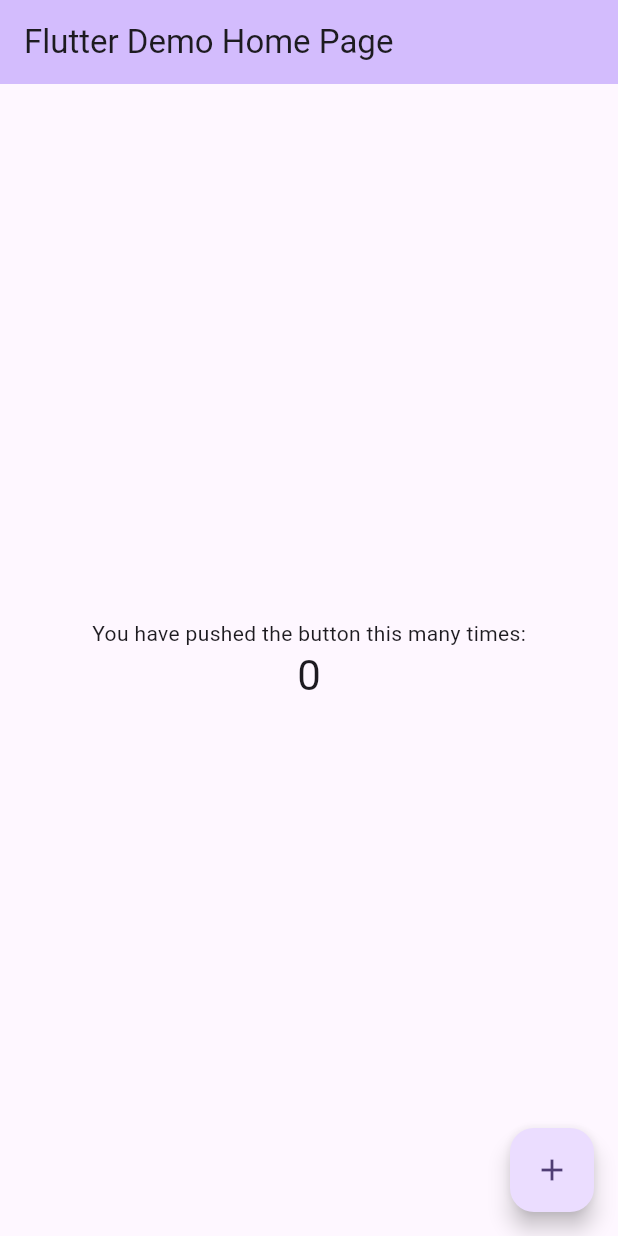
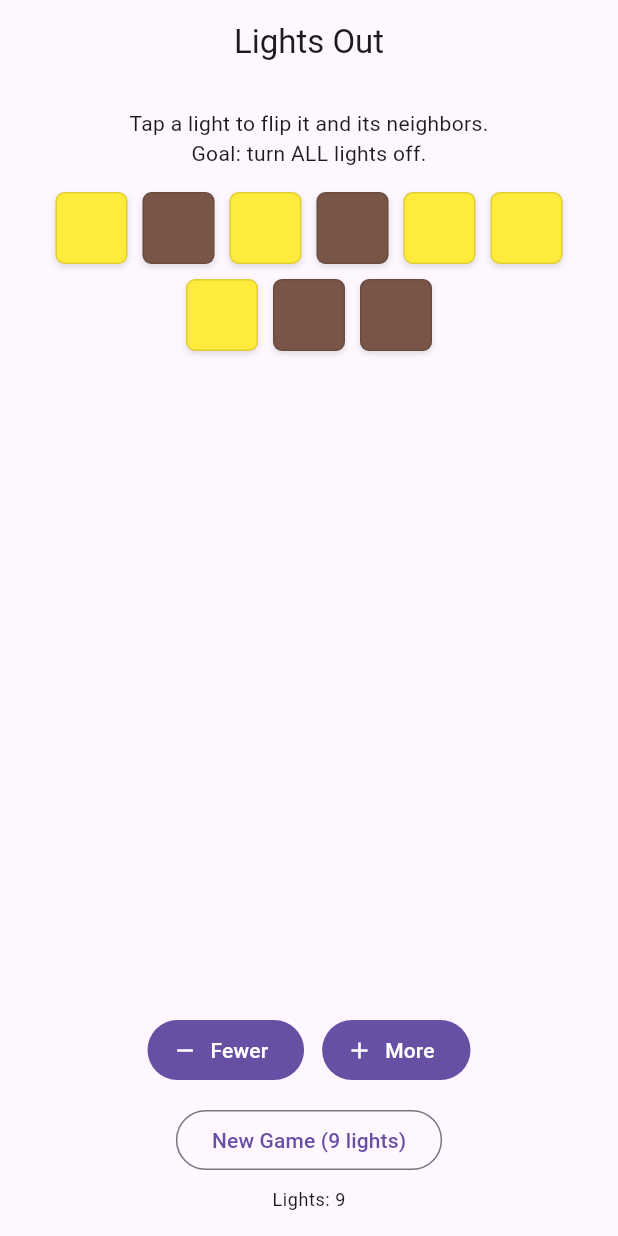
Before and after one commit to emmiamia/emmayue_tac368, a Flutter app: the screen it shows after launch, on a phone screen of 412 x 824 dp. Run offline on Flutter 3.47's test engine with Material 3 defaults, Android fonts, the phone set to English and light mode, and no system bars; our stand-ins replace equatable, flutter_bloc, shared_preferences.

Commit message:
lights out

```diff
--- a/emma_lights_out/lib/main.dart
+++ b/emma_lights_out/lib/main.dart
@@ -1,121 +1,226 @@
+import 'dart:math';
 import 'package:flutter/material.dart';
+import 'package:flutter_bloc/flutter_bloc.dart';
 
 void main() {
-  runApp(const MyApp());
+  runApp(const LightsOutApp());
 }
 
-class MyApp extends StatelessWidget {
-  const MyApp({super.key});
+class LightsOutApp extends StatelessWidget {
+  const LightsOutApp({super.key});
 
-  // This widget is the root of your application.
   @override
   Widget build(BuildContext context) {
     return MaterialApp(
-      title: 'Flutter Demo',
-      theme: ThemeData(
-        // This is the theme of your application.
-        //
-        // TRY THIS: Try running your application with "flutter run". You'll see
-        // the application has a purple toolbar. Then, without quitting the app,
-        // try changing the seedColor in the colorScheme below to Colors.green
-        // and then invoke "hot reload" (save your changes or press the "hot
-        // reload" button in a Flutter-supported IDE, or press "r" if you used
-        // the command line to start the app).
-        //
-        // Notice that the counter didn't reset back to zero; the application
-        // state is not lost during the reload. To reset the state, use hot
-        // restart instead.
-        //
-        // This works for code too, not just values: Most code changes can be
-        // tested with just a hot reload.
-        colorScheme: .fromSeed(seedColor: Colors.deepPurple),
+      title: 'Lights Out',
+      debugShowCheckedModeBanner: false,
+      theme: ThemeData(useMaterial3: true),
+      home: BlocProvider(
+        create: (_) => LightsBloc(),
+        child: const LightsOutPage(),
       ),
-      home: const MyHomePage(title: 'Flutter Demo Home Page'),
     );
   }
 }
 
-class MyHomePage extends StatefulWidget {
-  const MyHomePage({super.key, required this.title});
+class LightsState {
+  final List<bool> lights; // true = ON, false = OFF
 
-  // This widget is the home page of your application. It is stateful, meaning
-  // that it has a State object (defined below) that contains fields that affect
-  // how it looks.
+  const LightsState({required this.lights});
 
-  // This class is the configuration for the state. It holds the values (in this
-  // case the title) provided by the parent (in this case the App widget) and
-  // used by the build method of the State. Fields in a Widget subclass are
-  // always marked "final".
+  bool get hasWon => lights.every((x) => x == false);
 
-  final String title;
-
-  @override
-  State<MyHomePage> createState() => _MyHomePageState();
+  LightsState copyWith({List<bool>? lights}) {
+    return LightsState(lights: lights ?? this.lights);
+  }
 }
 
-class _MyHomePageState extends State<MyHomePage> {
-  int _counter = 0;
 
-  void _incrementCounter() {
-    setState(() {
-      // This call to setState tells the Flutter framework that something has
-      // changed in this State, which causes it to rerun the build method below
-      // so that the display can reflect the updated values. If we changed
-      // _counter without calling setState(), then the build method would not be
-      // called again, and so nothing would appear to happen.
-      _counter++;
-    });
+abstract class LightsEvent {}
+
+class NewGame extends LightsEvent {
+  final int count;
+  NewGame(this.count);
+}
+
+class ToggleLight extends LightsEvent {
+  final int index;
+  ToggleLight(this.index);
+}
+
+class IncreaseLights extends LightsEvent {}
+
+class DecreaseLights extends LightsEvent {}
+
+
+class LightsBloc extends Bloc<LightsEvent, LightsState> {
+  final Random _rng = Random();
+
+  static const int minLights = 3;
+  static const int maxLights = 30;
+
+  LightsBloc() : super(const LightsState(lights: [])) {
+    on<NewGame>(_onNewGame);
+    on<ToggleLight>(_onToggle);
+    on<IncreaseLights>(_onIncrease);
+    on<DecreaseLights>(_onDecrease);
+
+    add(NewGame(9));
   }
+
+  List<bool> _randomLights(int n) {
+    return List<bool>.generate(n, (_) => _rng.nextBool());
+  }
+
+  void _onNewGame(NewGame event, Emitter<LightsState> emit) {
+    emit(LightsState(lights: _randomLights(event.count)));
+  }
+
+  void _onToggle(ToggleLight event, Emitter<LightsState> emit) {
+    final old = state.lights;
+    final n = old.length;
+    final i = event.index;
+
+    if (i < 0 || i >= n) return;
+
+    final next = List<bool>.from(old);
+
+    void flip(int idx) {
+      if (idx >= 0 && idx < n) {
+        next[idx] = !next[idx];
+      }
+    }
+
+    flip(i - 1);
+    flip(i);
+    flip(i + 1);
+
+    emit(state.copyWith(lights: next));
+  }
+
+  void _onIncrease(IncreaseLights event, Emitter<LightsState> emit) {
+    final n = state.lights.length;
+    if (n >= maxLights) return;
+    emit(LightsState(lights: _randomLights(n + 1)));
+  }
+
+  void _onDecrease(DecreaseLights event, Emitter<LightsState> emit) {
+    final n = state.lights.length;
+    if (n <= minLights) return;
+    emit(LightsState(lights: _randomLights(n - 1)));
+  }
+}
+
+
+class LightsOutPage extends StatelessWidget {
+  const LightsOutPage({super.key});
+
+  Color _lightColor(bool isOn) =>
+      isOn ? Colors.yellow : Colors.brown;
 
   @override
   Widget build(BuildContext context) {
-    // This method is rerun every time setState is called, for instance as done
-    // by the _incrementCounter method above.
-    //
-    // The Flutter framework has been optimized to make rerunning build methods
-    // fast, so that you can just rebuild anything that needs updating rather
-    // than having to individually change instances of widgets.
+    final bloc = context.read<LightsBloc>();
+
     return Scaffold(
       appBar: AppBar(
-        // TRY THIS: Try changing the color here to a specific color (to
-        // Colors.amber, perhaps?) and trigger a hot reload to see the AppBar
-        // change color while the other colors stay the same.
-        backgroundColor: Theme.of(context).colorScheme.inversePrimary,
-        // Here we take the value from the MyHomePage object that was created by
-        // the App.build method, and use it to set our appbar title.
-        title: Text(widget.title),
+        title: const Text('Lights Out'),
+        centerTitle: true,
       ),
-      body: Center(
-        // Center is a layout widget. It takes a single child and positions it
-        // in the middle of the parent.
-        child: Column(
-          // Column is also a layout widget. It takes a list of children and
-          // arranges them vertically. By default, it sizes itself to fit its
-          // children horizontally, and tries to be as tall as its parent.
-          //
-          // Column has various properties to control how it sizes itself and
-          // how it positions its children. Here we use mainAxisAlignment to
-          // center the children vertically; the main axis here is the vertical
-          // axis because Columns are vertical (the cross axis would be
-          // horizontal).
-          //
-          // TRY THIS: Invoke "debug painting" (choose the "Toggle Debug Paint"
-          // action in the IDE, or press "p" in the console), to see the
-          // wireframe for each widget.
-          mainAxisAlignment: .center,
-          children: [
-            const Text('You have pushed the button this many times:'),
-            Text(
-              '$_counter',
-              style: Theme.of(context).textTheme.headlineMedium,
-            ),
-          ],
+      body: Padding(
+        padding: const EdgeInsets.all(16),
+        child: BlocBuilder<LightsBloc, LightsState>(
+          builder: (context, state) {
+            final lights = state.lights;
+
+            return Column(
+              children: [
+                const Text(
+                  'Tap a light to flip it and its neighbors.\n'
+                  'Goal: turn ALL lights off.',
+                  textAlign: TextAlign.center,
+                ),
+                const SizedBox(height: 16),
+
+                // Row of lights (wraps if many)
+                Wrap(
+                  spacing: 10,
+                  runSpacing: 10,
+                  alignment: WrapAlignment.center,
+                  children: List.generate(lights.length, (i) {
+                    return GestureDetector(
+                      onTap: () => bloc.add(ToggleLight(i)),
+                      child: Container(
+                        width: 48,
+                        height: 48,
+                        decoration: BoxDecoration(
+                          color: _lightColor(lights[i]),
+                          borderRadius: BorderRadius.circular(6),
+                          border: Border.all(color: Colors.black12),
+                          boxShadow: const [
+                            BoxShadow(
+                              blurRadius: 3,
+                              offset: Offset(0, 2),
+                              color: Colors.black12,
+                            )
+                          ],
+                        ),
+                      ),
+                    );
+                  }),
+                ),
+
+                const SizedBox(height: 20),
+
+                // Win message
+                AnimatedOpacity(
+                  opacity: state.hasWon ? 1.0 : 0.0,
+                  duration: const Duration(milliseconds: 250),
+                  child: const Text(
+                    '🎉 You win! All lights are out.',
+                    style: TextStyle(
+                      fontSize: 18,
+                      fontWeight: FontWeight.bold,
+                    ),
+                  ),
+                ),
+
+                const Spacer(),
+
+                Row(
+                  mainAxisAlignment: MainAxisAlignment.center,
+                  children: [
+                    FilledButton.icon(
+                      onPressed: () => bloc.add(DecreaseLights()),
+                      icon: const Icon(Icons.remove),
+                      label: const Text('Fewer'),
+                    ),
+                    const SizedBox(width: 12),
+                    FilledButton.icon(
+                      onPressed: () => bloc.add(IncreaseLights()),
+                      icon: const Icon(Icons.add),
+                      label: const Text('More'),
+                    ),
+                  ],
+                ),
+                const SizedBox(height: 12),
+
+                // New game (same size)
+                OutlinedButton(
+                  onPressed: () =>
+                      bloc.add(NewGame(lights.length)),
+                  child: Text('New Game (${lights.length} lights)'),
+                ),
+
+                const SizedBox(height: 8),
+                Text(
+                  'Lights: ${lights.length}',
+                  style: Theme.of(context).textTheme.bodySmall,
+                ),
+              ],
+            );
+          },
         ),
-      ),
-      floatingActionButton: FloatingActionButton(
-        onPressed: _incrementCounter,
-        tooltip: 'Increment',
-        child: const Icon(Icons.add),
       ),
     );
   }
--- a/emma_lights_out/pubspec.yaml
+++ b/emma_lights_out/pubspec.yaml
@@ -30,6 +30,9 @@ environment:
 dependencies:
   flutter:
     sdk: flutter
+
+  flutter_bloc: ^8.1.6
+  equatable: ^2.0.5
 
   # The following adds the Cupertino Icons font to your application.
   # Use with the CupertinoIcons class for iOS style icons.
```
Also changed, not shown: emma_lights_out/pubspec.lock.
